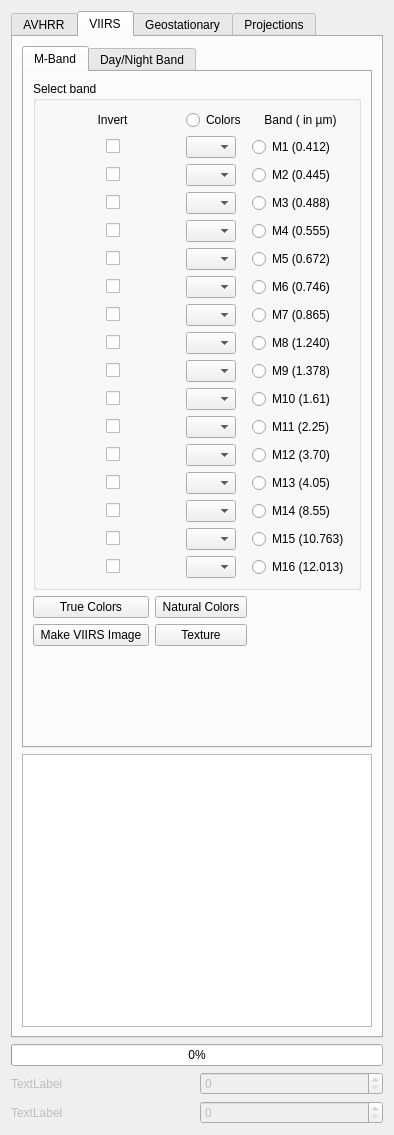
Before: the Qt Designer form core/formtoolbox.ui in hvanruys/EUMETCastView, drawn with Qt 5.
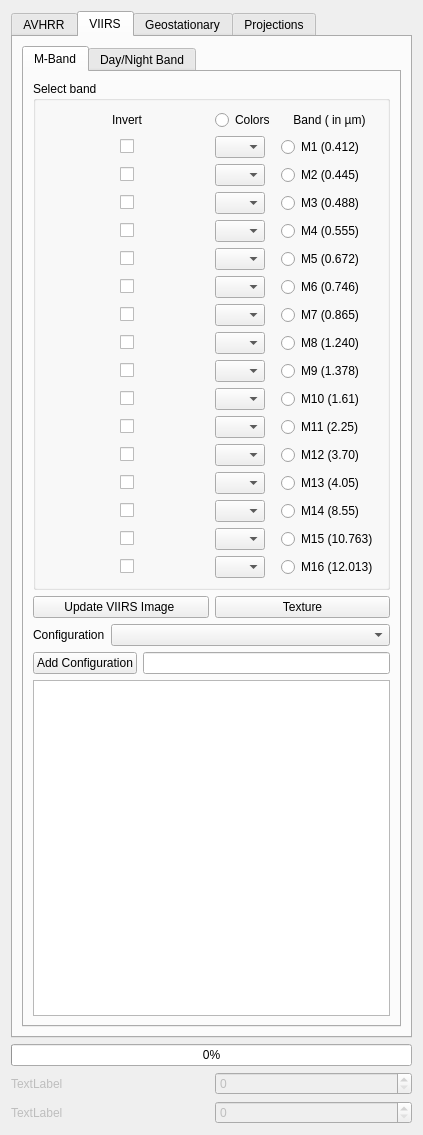
After: the same form once the commit is applied. The open tabs and pages were chosen to show the change.

Commit message: VIIRS DNB images can be combined with VIIRS M images.

```diff
--- a/core/formtoolbox.ui
+++ b/core/formtoolbox.ui
@@ -6,7 +6,7 @@
    <rect>
     <x>0</x>
     <y>0</y>
-    <width>394</width>
+    <width>423</width>
     <height>1135</height>
    </rect>
   </property>
@@ -1531,61 +1531,66 @@
            </item>
            <item>
             <layout class="QGridLayout" name="gridLayout_4">
-             <item row="1" column="0">
-              <widget class="QPushButton" name="btnMakeVIIRSImage">
-               <property name="text">
-                <string> Make VIIRS Image </string>
-               </property>
-              </widget>
-             </item>
              <item row="0" column="1">
-              <widget class="QPushButton" name="btnSetNaturalColors">
-               <property name="text">
-                <string> Natural Colors </string>
-               </property>
-              </widget>
-             </item>
-             <item row="0" column="0">
-              <widget class="QPushButton" name="btnSetTrueColors">
-               <property name="text">
-                <string> True Colors </string>
-               </property>
-              </widget>
-             </item>
-             <item row="0" column="2">
-              <spacer name="horizontalSpacer_60">
-               <property name="orientation">
-                <enum>Qt::Horizontal</enum>
-               </property>
-               <property name="sizeHint" stdset="0">
-                <size>
-                 <width>40</width>
-                 <height>20</height>
-                </size>
-               </property>
-              </spacer>
-             </item>
-             <item row="1" column="1">
               <widget class="QPushButton" name="btnTextureVIIRS">
                <property name="text">
                 <string>Texture</string>
                </property>
               </widget>
              </item>
+             <item row="0" column="0">
+              <widget class="QPushButton" name="btnMakeVIIRSImage">
+               <property name="text">
+                <string>Update VIIRS Image </string>
+               </property>
+              </widget>
+             </item>
             </layout>
            </item>
            <item>
-            <spacer name="verticalSpacer_7">
-             <property name="orientation">
-              <enum>Qt::Vertical</enum>
-             </property>
-             <property name="sizeHint" stdset="0">
-              <size>
-               <width>20</width>
-               <height>40</height>
-              </size>
-             </property>
-            </spacer>
+            <layout class="QHBoxLayout" name="horizontalLayout_34">
+             <item>
+              <widget class="QLabel" name="label_45">
+               <property name="text">
+                <string>Configuration</string>
+               </property>
+              </widget>
+             </item>
+             <item>
+              <widget class="QComboBox" name="comboMConfig">
+               <property name="sizePolicy">
+                <sizepolicy hsizetype="Preferred" vsizetype="Fixed">
+                 <horstretch>1</horstretch>
+                 <verstretch>0</verstretch>
+                </sizepolicy>
+               </property>
+              </widget>
+             </item>
+            </layout>
+           </item>
+           <item>
+            <layout class="QHBoxLayout" name="horizontalLayout_35">
+             <item>
+              <widget class="QPushButton" name="btnAddMConfig">
+               <property name="text">
+                <string>Add Configuration</string>
+               </property>
+              </widget>
+             </item>
+             <item>
+              <widget class="QLineEdit" name="leMConfig">
+               <property name="sizePolicy">
+                <sizepolicy hsizetype="Expanding" vsizetype="Fixed">
+                 <horstretch>1</horstretch>
+                 <verstretch>0</verstretch>
+                </sizepolicy>
+               </property>
+              </widget>
+             </item>
+            </layout>
+           </item>
+           <item>
+            <widget class="QTextEdit" name="teVIIRSM"/>
            </item>
           </layout>
          </widget>
@@ -1700,9 +1705,6 @@
          </widget>
         </widget>
        </item>
-       <item>
-        <widget class="QTextEdit" name="teVIIRS"/>
-       </item>
       </layout>
      </widget>
      <widget class="QWidget" name="tabGeostationary">
```
Left out of the diff: 40 changed lines with no effect on the pictures. The commit also changes 52 other files.
